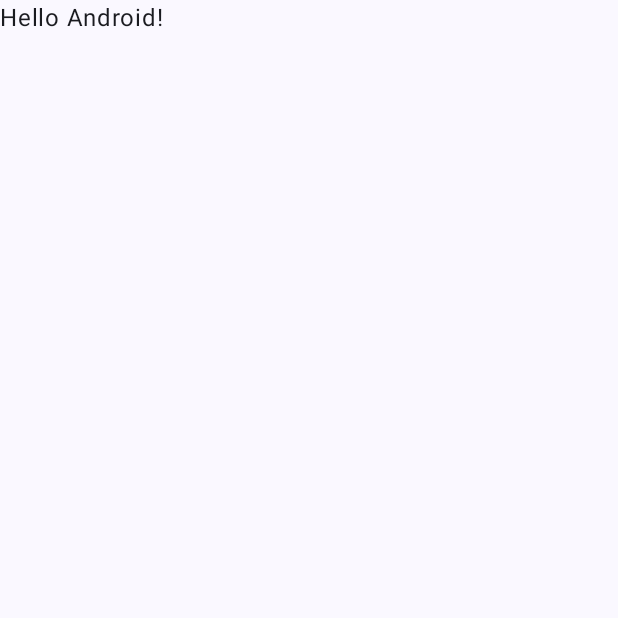
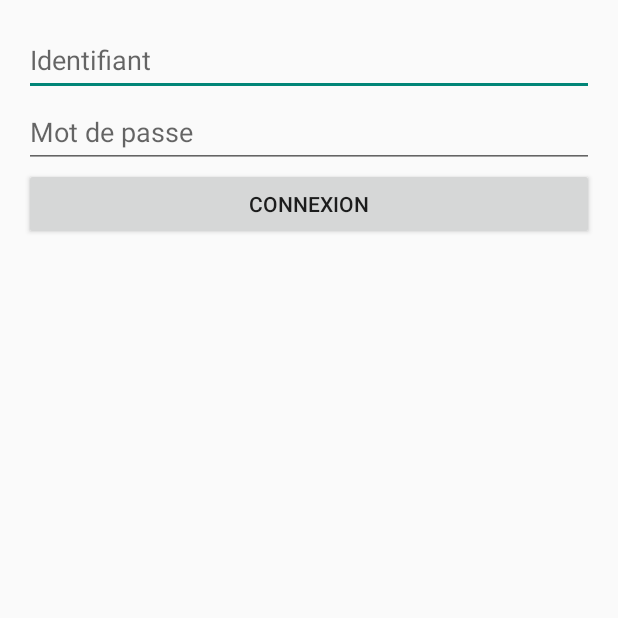
Before and after one commit to ProjetTech2025-QuentinLecourt/PT-QL-PowderTask, an Android app built with Jetpack Compose: the screen it shows after launch (MainActivity before the commit, LoginActivity after it), on a phone screen of 412 x 824 dp, the top half of it. Before the commit the part shown is almost empty. Run offline under Robolectric (Android 15) with nearby library versions, the phone set to English and light mode, and no system bars.

Commit message:
Base pour le login et la page d'affichage des messages MQTT.

```diff
--- a/Mobile/app/build.gradle.kts
+++ b/Mobile/app/build.gradle.kts
@@ -49,6 +49,7 @@ dependencies {
     implementation(libs.androidx.ui.graphics)
     implementation(libs.androidx.ui.tooling.preview)
     implementation(libs.androidx.material3)
+    implementation(libs.androidx.appcompat)
     testImplementation(libs.junit)
     androidTestImplementation(libs.androidx.junit)
     androidTestImplementation(libs.androidx.espresso.core)
--- /dev/null
+++ b/Mobile/app/src/main/java/com/quentinlecourt/podwertask_mobile/LoginActivity.kt
@@ -0,0 +1,32 @@
+package com.quentinlecourt.podwertask_mobile
+
+import android.content.Intent
+import android.os.Bundle
+import android.widget.Button
+import android.widget.EditText
+import androidx.appcompat.app.AppCompatActivity
+
+class LoginActivity : AppCompatActivity() {
+
+    override fun onCreate(savedInstanceState: Bundle?) {
+        super.onCreate(savedInstanceState)
+        setContentView(R.layout.activity_login)
+
+        val loginButton: Button = findViewById(R.id.btn_login)
+        loginButton.setOnClickListener {
+            val username = findViewById<EditText>(R.id.edt_username).text.toString()
+            val password = findViewById<EditText>(R.id.edt_password).text.toString()
+            val intent = Intent(this, MainActivity::class.java)
+            startActivity(intent)
+
+            //loginUser(username, password)
+        }
+    }
+
+//    // Methode pour soumettre les informations de login à l'API
+//    private fun loginUser(username: String, password: String) {
+//
+//        val intent = Intent(this, MainActivity::class.java)
+//        startActivity(intent)
+//    }
+}
--- a/Mobile/app/src/main/java/com/quentinlecourt/podwertask_mobile/MainActivity.kt
+++ b/Mobile/app/src/main/java/com/quentinlecourt/podwertask_mobile/MainActivity.kt
@@ -1,47 +1,62 @@
 package com.quentinlecourt.podwertask_mobile
 
 import android.os.Bundle
-import androidx.activity.ComponentActivity
-import androidx.activity.compose.setContent
-import androidx.activity.enableEdgeToEdge
-import androidx.compose.foundation.layout.fillMaxSize
-import androidx.compose.foundation.layout.padding
-import androidx.compose.material3.Scaffold
-import androidx.compose.material3.Text
-import androidx.compose.runtime.Composable
-import androidx.compose.ui.Modifier
-import androidx.compose.ui.tooling.preview.Preview
-import com.quentinlecourt.podwertask_mobile.ui.theme.PodwerTask_MobileTheme
+import androidx.appcompat.app.AppCompatActivity
 
-class MainActivity : ComponentActivity() {
+class MainActivity : AppCompatActivity() {
+
+//    private lateinit var mqttClient: MqttAndroidClient
+
     override fun onCreate(savedInstanceState: Bundle?) {
         super.onCreate(savedInstanceState)
-        enableEdgeToEdge()
-        setContent {
-            PodwerTask_MobileTheme {
-                Scaffold(modifier = Modifier.fillMaxSize()) { innerPadding ->
-                    Greeting(
-                        name = "Android",
-                        modifier = Modifier.padding(innerPadding)
-                    )
-                }
-            }
-        }
+        setContentView(R.layout.activity_main)
+//
+//        // Initialize MQTT Client
+//        mqttClient = MqttAndroidClient(this, "tcp://broker.hivemq.com:1883", "kotlin_client")
+//        connectToMqttBroker()
+//
+//        // Call API to get message
+//        fetchMessageFromApi()
+//    }
+//
+//    private fun connectToMqttBroker() {
+//        val options = MqttConnectOptions()
+//        mqttClient.connect(options, null, object : IMqttActionListener {
+//            override fun onSuccess(asyncActionToken: IMqttToken?) {
+//                subscribeToMqttTopic("your/topic")
+//            }
+//
+//            override fun onFailure(asyncActionToken: IMqttToken?, exception: Throwable?) {
+//                // Handle failure
+//            }
+//        })
+//    }
+//
+//    private fun subscribeToMqttTopic(topic: String) {
+//        mqttClient.subscribe(topic, 0, null, object : IMqttActionListener {
+//            override fun onSuccess(asyncActionToken: IMqttToken?) {
+//                // Subscription successful
+//            }
+//
+//            override fun onFailure(asyncActionToken: IMqttToken?, exception: Throwable?) {
+//                // Handle failure
+//            }
+//        })
+//
+//        mqttClient.setCallback(object : MqttCallback {
+//            override fun messageArrived(topic: String?, message: MqttMessage?) {
+//                runOnUiThread {
+//                    findViewById<TextView>(R.id.mqttTextView).text = String(message?.payload ?: byteArrayOf())
+//                }
+//            }
+//
+//            override fun connectionLost(cause: Throwable?) {}
+//            override fun deliveryComplete(token: IMqttDeliveryToken?) {}
+//        })
+//    }
+//
+//    private fun fetchMessageFromApi() {
+//        // Implement Retrofit API call here
+//        // Update the messageTextView with the response
     }
 }
-
-@Composable
-fun Greeting(name: String, modifier: Modifier = Modifier) {
-    Text(
-        text = "Hello $name!",
-        modifier = modifier
-    )
-}
-
-@Preview(showBackground = true)
-@Composable
-fun GreetingPreview() {
-    PodwerTask_MobileTheme {
-        Greeting("Android")
-    }
-}
--- a/Mobile/app/src/main/res/layout/activity_login.xml
+++ b/Mobile/app/src/main/res/layout/activity_login.xml
@@ -7,13 +7,13 @@
     <EditText
         android:id="@+id/edt_username"
         android:layout_width="match_parent"
-        android:layout_height="wrap_content"
+        android:layout_height="48dp"
         android:hint="Identifiant" />
 
     <EditText
         android:id="@+id/edt_password"
         android:layout_width="match_parent"
-        android:layout_height="wrap_content"
+        android:layout_height="48dp"
         android:hint="Mot de passe"
         android:inputType="textPassword" />
 
--- a/Mobile/app/src/main/res/values/themes.xml
+++ b/Mobile/app/src/main/res/values/themes.xml
@@ -1,5 +1,5 @@
 <?xml version="1.0" encoding="utf-8"?>
 <resources>
 
-    <style name="Theme.PodwerTask_Mobile" parent="android:Theme.Material.Light.NoActionBar" />
+    <style name="Theme.PodwerTask_Mobile" parent="Theme.AppCompat.Light.NoActionBar" />
 </resources>
--- a/Mobile/gradle/libs.versions.toml
+++ b/Mobile/gradle/libs.versions.toml
@@ -8,6 +8,7 @@ espressoCore = "3.6.1"
 lifecycleRuntimeKtx = "2.8.7"
 activityCompose = "1.10.1"
 composeBom = "2024.04.01"
+appcompat = "1.7.0"
 
 [libraries]
 androidx-core-ktx = { group = "androidx.core", name = "core-ktx", version.ref = "coreKtx" }
@@ -24,6 +25,7 @@ androidx-ui-tooling-preview = { group = "androidx.compose.ui", name = "ui-toolin
 androidx-ui-test-manifest = { group = "androidx.compose.ui", name = "ui-test-manifest" }
 androidx-ui-test-junit4 = { group = "androidx.compose.ui", name = "ui-test-junit4" }
 androidx-material3 = { group = "androidx.compose.material3", name = "material3" }
+androidx-appcompat = { group = "androidx.appcompat", name = "appcompat", version.ref = "appcompat" }
 
 [plugins]
 android-application = { id = "com.android.application", version.ref = "agp" }
```
Also changed, not shown: Mobile/app/src/main/AndroidManifest.xml (+7 -1 lines).
